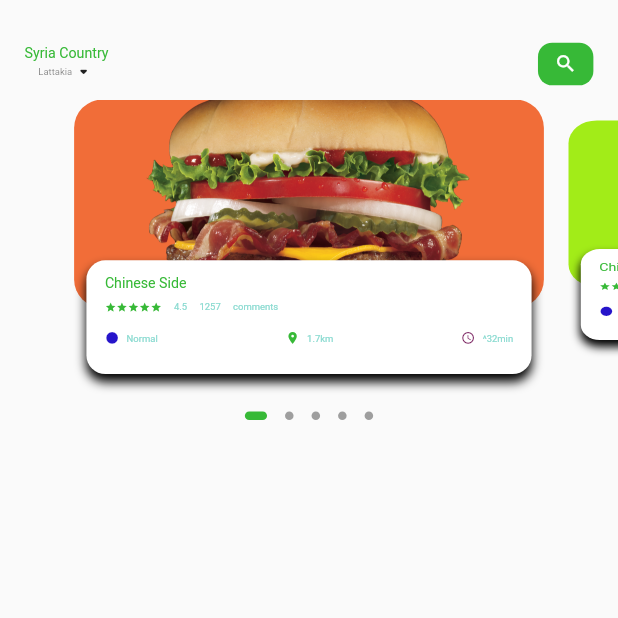
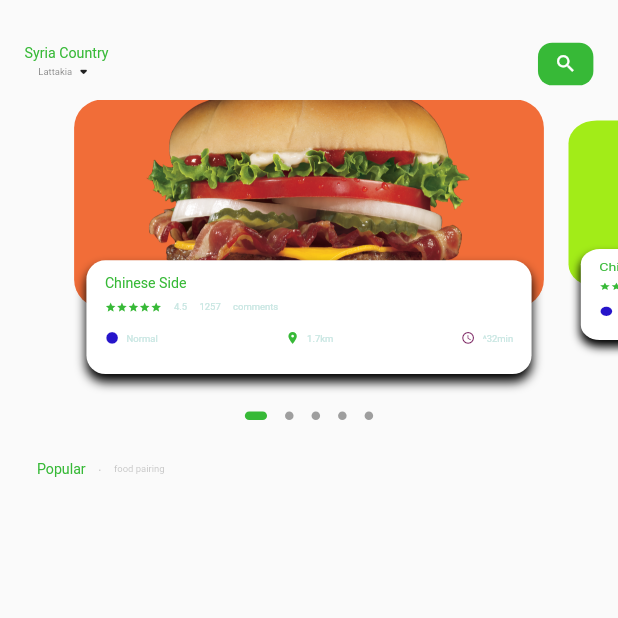
Before and after one commit to mahmodDAHOL/delivery-mobile-app, a Flutter app: the screen it shows after launch, on a phone screen of 412 x 824 dp, the top half of it. Run offline on Flutter 3.47's test engine with Material 2 defaults, Android fonts, the phone set to English and light mode, and no system bars; drawn by our look-alikes of dots_indicator; our stand-ins replace get.

Commit message:
2:48:04>>add popular text section

```diff
--- a/lib/home/food_page_body.dart
+++ b/lib/home/food_page_body.dart
@@ -39,6 +39,7 @@ class _FoodPageBodyState extends State<FoodPageBody> {
   @override
   Widget build(BuildContext context) {
     return Column(children: [
+      // Slider Section
       Container(
         height: Dimensions.pageView,
         child: PageView.builder(
@@ -48,6 +49,7 @@ class _FoodPageBodyState extends State<FoodPageBody> {
               return _buildPageItem(position);
             }),
       ),
+      // Dots
       DotsIndicator(
         dotsCount: _itemCount,
         position: _currPageValue,
@@ -57,6 +59,35 @@ class _FoodPageBodyState extends State<FoodPageBody> {
             activeSize: Size(Dimensions.width18, Dimensions.height9),
             activeShape: RoundedRectangleBorder(
                 borderRadius: BorderRadius.circular(Dimensions.radius5))),
+      ),
+      SizedBox(
+        height: Dimensions.height30,
+      ),
+      //Populer Text
+      Container(
+        margin: EdgeInsets.only(left: Dimensions.width30),
+        child: Row(
+          crossAxisAlignment: CrossAxisAlignment.end,
+          children: [
+            BigText(text: "Popular"),
+            SizedBox(width: Dimensions.width10),
+            Container(
+              margin: EdgeInsets.only(bottom: Dimensions.height3),
+              child: BigText(
+                text: ".",
+                color: Colors.black26,
+              ),
+            ),
+            SizedBox(width: Dimensions.width10),
+            Container(
+              margin: EdgeInsets.only(bottom: Dimensions.height2),
+              child: SmallText(
+                text: "food pairing",
+                color: Colors.black26,
+              ),
+            ),
+          ],
+        ),
       )
     ]);
   }
--- a/lib/utils/dimensions.dart
+++ b/lib/utils/dimensions.dart
@@ -10,6 +10,8 @@ class Dimensions {
   static double pageViewContainere = screenHeight / 3.84;
   static double pageViewTextContainer = screenHeight / 7.03;
 
+  static double height2 = screenHeight / 422;
+  static double height3 = screenHeight / 281.33;
   static double height9 = screenHeight / 93.77;
   static double height10 = screenHeight / 84.4;
   static double height15 = screenHeight / 56.27;
--- a/lib/utils/widgets/small_text.dart
+++ b/lib/utils/widgets/small_text.dart
@@ -9,7 +9,7 @@ class SmallText extends StatelessWidget {
 
   SmallText({
     Key? key,
-    this.color = const Color(0xFF89dad0),
+    this.color = const Color(0xFFC8E6E2),
     required this.text,
     this.size = 0,
     this.height = 1.2,
```
